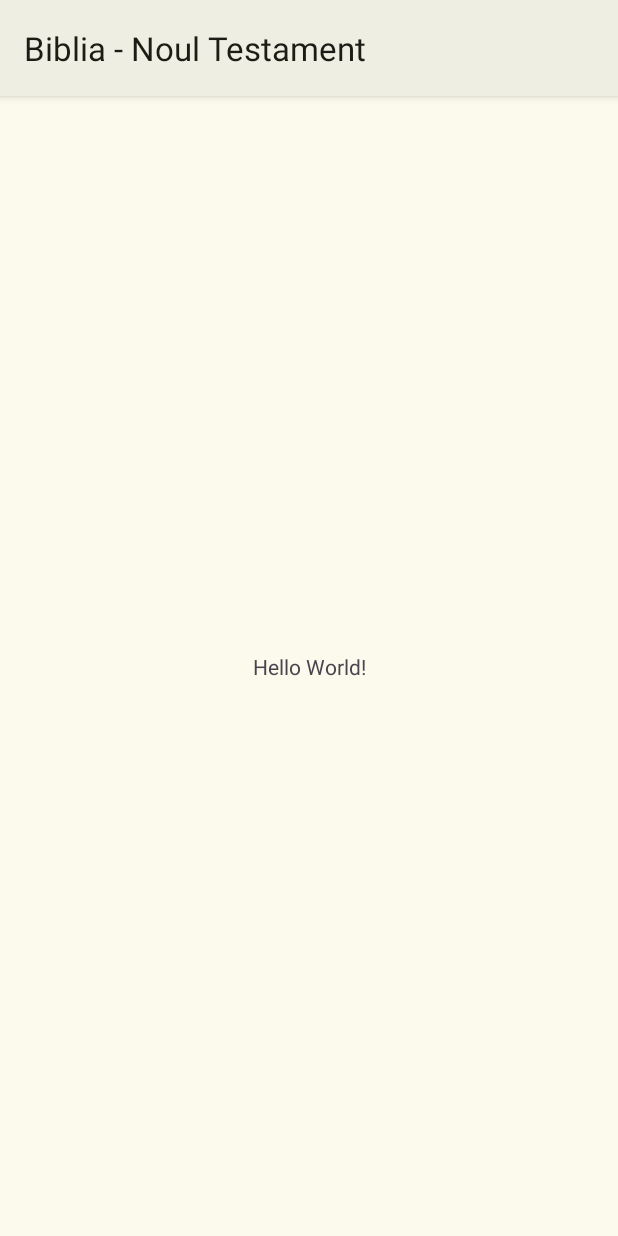
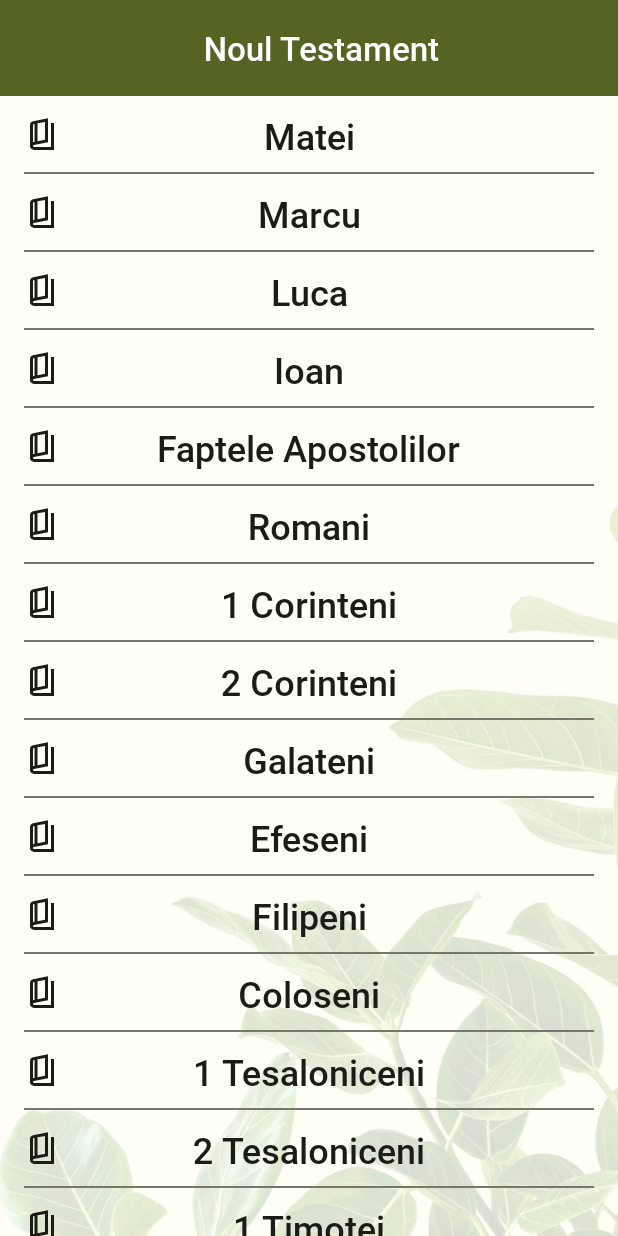
Before and after one commit to vitp15/NoulTestament_Android, an Android app: the screen it shows after launch (MainActivity), on a phone screen of 412 x 824 dp. Run offline under Robolectric (Android 15) with nearby library versions, the phone set to English and light mode, and no system bars.

Commit message:
Book list

```diff
--- a/app/src/main/java/com/example/noultestament/MainActivity.java
+++ b/app/src/main/java/com/example/noultestament/MainActivity.java
@@ -1,24 +1,32 @@
 package com.example.noultestament;
 
 import android.os.Bundle;
+import android.view.LayoutInflater;
+import android.widget.TextView;
 
 import androidx.activity.EdgeToEdge;
 import androidx.appcompat.app.AppCompatActivity;
+import androidx.appcompat.widget.Toolbar;
 import androidx.core.graphics.Insets;
 import androidx.core.view.ViewCompat;
 import androidx.core.view.WindowInsetsCompat;
+import androidx.recyclerview.widget.LinearLayoutManager;
+import androidx.recyclerview.widget.RecyclerView;
+
+import com.example.noultestament.adapters.BookAdapter;
+import com.example.noultestament.utils.Storage;
 
 public class MainActivity extends AppCompatActivity {
 
     @Override
     protected void onCreate(Bundle savedInstanceState) {
         super.onCreate(savedInstanceState);
-        EdgeToEdge.enable(this);
         setContentView(R.layout.activity_main);
-        ViewCompat.setOnApplyWindowInsetsListener(findViewById(R.id.main), (v, insets) -> {
-            Insets systemBars = insets.getInsets(WindowInsetsCompat.Type.systemBars());
-            v.setPadding(systemBars.left, systemBars.top, systemBars.right, systemBars.bottom);
-            return insets;
-        });
+        Toolbar toolbar = findViewById(R.id.toolbar);
+        setSupportActionBar(toolbar);
+        RecyclerView recyclerView = findViewById(R.id.list);
+        recyclerView.setLayoutManager(new LinearLayoutManager(this));
+        BookAdapter adapter = new BookAdapter(Storage.getInstance().getBooks());
+        recyclerView.setAdapter(adapter);
     }
 }
--- /dev/null
+++ b/app/src/main/java/com/example/noultestament/adapters/BookAdapter.java
@@ -0,0 +1,55 @@
+package com.example.noultestament.adapters;
+
+import android.view.LayoutInflater;
+import android.view.View;
+import android.view.ViewGroup;
+import android.widget.TextView;
+
+import androidx.annotation.NonNull;
+import androidx.constraintlayout.widget.ConstraintLayout;
+import androidx.recyclerview.widget.RecyclerView;
+
+import com.example.noultestament.R;
+import com.example.noultestament.utils.Book;
+
+import java.util.List;
+
+public class BookAdapter extends RecyclerView.Adapter<BookAdapter.ViewHolder> {
+    private final List<Book> books;
+
+    public BookAdapter(List<Book> books) {
+        this.books = books;
+    }
+
+    @NonNull
+    @Override
+    public ViewHolder onCreateViewHolder(@NonNull ViewGroup parent, int viewType) {
+        View view = LayoutInflater.from(parent.getContext()).inflate(R.layout.book_item, parent, false);
+        return new ViewHolder((ViewGroup) view);
+    }
+
+    @Override
+    public void onBindViewHolder(@NonNull ViewHolder holder, int position) {
+        Book book = books.get(position);
+        holder.bookName.setText(book.getName());
+        holder.layout.setOnClickListener(v -> {
+
+        });
+    }
+
+    @Override
+    public int getItemCount() {
+        return books.size();
+    }
+
+    public static class ViewHolder extends RecyclerView.ViewHolder {
+        TextView bookName;
+        ConstraintLayout layout;
+
+        public ViewHolder(@NonNull ViewGroup parent) {
+            super(parent);
+            bookName = parent.findViewById(R.id.name);
+            layout = parent.findViewById(R.id.book_item);
+        }
+    }
+}
--- /dev/null
+++ b/app/src/main/java/com/example/noultestament/utils/Book.java
@@ -0,0 +1,33 @@
+package com.example.noultestament.utils;
+
+import java.util.HashMap;
+
+public class Book {
+    private final String name;
+    private final int chapters;
+    private final int order;
+    private final HashMap<Integer, Boolean> hasNotes;
+
+    public Book(String name, int chapters, int order) {
+        this.name = name;
+        this.chapters = chapters;
+        this.order = order;
+        this.hasNotes = new HashMap<>();
+    }
+
+    public String getName() {
+        return name;
+    }
+
+    public int getChapters() {
+        return chapters;
+    }
+
+    public int getOrder() {
+        return order;
+    }
+
+    public void setHasNotes(int chapter, boolean hasNotes) {
+        this.hasNotes.put(chapter, hasNotes);
+    }
+}
--- /dev/null
+++ b/app/src/main/java/com/example/noultestament/utils/Storage.java
@@ -0,0 +1,52 @@
+package com.example.noultestament.utils;
+
+import java.util.ArrayList;
+
+public class Storage {
+    private final static Storage instance = new Storage();
+    private final ArrayList<Book> books;
+
+    private Storage() {
+        books = getALLBooks();
+    }
+
+    public static Storage getInstance() {
+        return instance;
+    }
+
+    public ArrayList<Book> getBooks() {
+        return books;
+    }
+
+    private ArrayList<Book> getALLBooks() {
+        ArrayList<Book> books = new ArrayList<>();
+        books.add(new Book("Matei", 28, 1));
+        books.add(new Book("Marcu", 16, 2));
+        books.add(new Book("Luca", 24, 3));
+        books.add(new Book("Ioan", 21, 4));
+        books.add(new Book("Faptele Apostolilor", 28, 5));
+        books.add(new Book("Romani", 16, 6));
+        books.add(new Book("1 Corinteni", 16, 7));
+        books.add(new Book("2 Corinteni", 13, 8));
+        books.add(new Book("Galateni", 6, 9));
+        books.add(new Book("Efeseni", 6, 10));
+        books.add(new Book("Filipeni", 4, 11));
+        books.add(new Book("Coloseni", 4, 12));
+        books.add(new Book("1 Tesaloniceni", 5, 13));
+        books.add(new Book("2 Tesaloniceni", 3, 14));
+        books.add(new Book("1 Timotei", 6, 15));
+        books.add(new Book("2 Timotei", 4, 16));
+        books.add(new Book("Tit", 3, 17));
+        books.add(new Book("Filimon", 1, 18));
+        books.add(new Book("Evrei", 13, 19));
+        books.add(new Book("Iacov", 5, 20));
+        books.add(new Book("1 Petru", 5, 21));
+        books.add(new Book("2 Petru", 3, 22));
+        books.add(new Book("1 Ioan", 5, 23));
+        books.add(new Book("2 Ioan", 1, 24));
+        books.add(new Book("3 Ioan", 1, 25));
+        books.add(new Book("Iuda", 1, 26));
+        books.add(new Book("Apocalipsa", 22, 27));
+        return books;
+    }
+}
--- /dev/null
+++ b/app/src/main/res/drawable/list_click.xml
@@ -0,0 +1,5 @@
+<?xml version="1.0" encoding="utf-8"?>
+<selector xmlns:android="http://schemas.android.com/apk/res/android">
+    <item android:drawable="@color/pressed" android:state_pressed="true"/>
+    <item android:drawable="@color/transparent"/>
+</selector>
--- a/app/src/main/res/layout/activity_main.xml
+++ b/app/src/main/res/layout/activity_main.xml
@@ -7,13 +7,47 @@
     android:layout_height="match_parent"
     tools:context=".MainActivity">
 
-    <TextView
-        android:layout_width="wrap_content"
-        android:layout_height="wrap_content"
-        android:text="Hello World!"
-        app:layout_constraintBottom_toBottomOf="parent"
-        app:layout_constraintEnd_toEndOf="parent"
-        app:layout_constraintStart_toStartOf="parent"
-        app:layout_constraintTop_toTopOf="parent" />
+    <androidx.appcompat.widget.Toolbar
+        android:id="@+id/toolbar"
+        android:layout_width="match_parent"
+        android:layout_height="?attr/actionBarSize"
+        android:background="?attr/colorPrimary"
+        app:layout_constraintTop_toTopOf="parent">
 
+        <TextView
+            android:layout_width="match_parent"
+            android:layout_height="wrap_content"
+            android:fontFamily="@font/roboto_medium"
+            android:text="@string/new_testament"
+            android:textAlignment="center"
+            android:textColor="@color/onPrimary"
+            android:textSize="22sp" />
+    </androidx.appcompat.widget.Toolbar>
+
+    <RelativeLayout
+        android:layout_width="match_parent"
+        android:layout_height="match_parent"
+        android:layout_marginTop="?attr/actionBarSize">
+
+        <ImageView
+            android:layout_width="match_parent"
+            android:layout_height="match_parent"
+            android:importantForAccessibility="no"
+            android:scaleType="centerCrop"
+            android:src="@drawable/books_wallpaper" />
+
+        <LinearLayout
+            android:layout_width="match_parent"
+            android:layout_height="match_parent"
+            android:background="@color/above_wallpaper" />
+    </RelativeLayout>
+
+    <androidx.recyclerview.widget.RecyclerView
+        android:id="@+id/list"
+        android:layout_width="match_parent"
+        android:layout_height="match_parent"
+        android:layout_marginHorizontal="16dp"
+        android:layout_marginTop="?attr/actionBarSize"
+        app:layout_constraintWidth_max="700dp"
+        app:layout_constraintTop_toBottomOf="@id/toolbar" />
 </androidx.constraintlayout.widget.ConstraintLayout>
--- /dev/null
+++ b/app/src/main/res/layout/book_item.xml
@@ -0,0 +1,40 @@
+<?xml version="1.0" encoding="utf-8"?>
+<androidx.constraintlayout.widget.ConstraintLayout xmlns:android="http://schemas.android.com/apk/res/android"
+    xmlns:app="http://schemas.android.com/apk/res-auto"
+    xmlns:tools="http://schemas.android.com/tools"
+    android:id="@+id/book_item"
+    android:layout_width="match_parent"
+    android:layout_height="52dp"
+    android:background="@drawable/list_click">
+
+    <ImageView
+        android:id="@+id/imageView"
+        android:layout_width="wrap_content"
+        android:layout_height="wrap_content"
+        android:src="@drawable/book"
+        app:layout_constraintBottom_toBottomOf="parent"
+        app:layout_constraintStart_toStartOf="parent"
+        app:layout_constraintTop_toTopOf="parent" />
+
+    <TextView
+        android:id="@+id/name"
+        android:layout_width="wrap_content"
+        android:layout_height="wrap_content"
+        android:autoSizeMinTextSize="18sp"
+        android:fontFamily="@font/roboto_medium"
+        android:paddingHorizontal="24dp"
+        android:text="Numele cartii"
+        android:textColor="@color/onSurface"
+        android:textSize="24sp"
+        app:layout_constraintBottom_toBottomOf="parent"
+        app:layout_constraintEnd_toEndOf="parent"
+        app:layout_constraintStart_toStartOf="parent"
+        app:layout_constraintTop_toTopOf="parent"
+        tools:ignore="HardcodedText" />
+
+    <LinearLayout
+        android:layout_width="match_parent"
+        android:layout_height="1dp"
+        android:background="@color/outline"
+        app:layout_constraintBottom_toBottomOf="parent" />
+</androidx.constraintlayout.widget.ConstraintLayout>
--- a/app/src/main/res/values-night/themes.xml
+++ b/app/src/main/res/values-night/themes.xml
@@ -1,5 +1,7 @@
 <resources>
-    <style name="Theme.NoulTestament" parent="Theme.Material3.Dark">
+    <style name="Theme.NoulTestament" parent="Theme.Material3.Dark.NoActionBar">
+        <item name="android:fontFamily">@font/roboto_regular</item>
+        <item name="actionBarStyle">@style/CustomActionBar</item>
         <item name="colorPrimary">@color/primary</item>
         <item name="colorOnPrimary">@color/onPrimary</item>
         <item name="colorPrimaryContainer">@color/primaryContainer</item>
--- a/app/src/main/res/values/colors.xml
+++ b/app/src/main/res/values/colors.xml
@@ -3,6 +3,9 @@
     <color name="white">#FFFFFF</color>
     <color name="notesColor">#CCB06C</color>
     <color name="notesColorLow">#7A6229</color>
+    <color name="above_wallpaper">#D9FFFFF6</color>
+    <color name="transparent">#00000000</color>
+    <color name="pressed">#1A000000</color>
     <color name="primary">#556423</color>
     <color name="onPrimary">#FFFFFF</color>
     <color name="primaryContainer">#D8EB9A</color>
--- a/app/src/main/res/values/strings.xml
+++ b/app/src/main/res/values/strings.xml
@@ -1,3 +1,4 @@
 <resources>
     <string name="app_name">Biblia - Noul Testament</string>
+    <string name="new_testament">Noul Testament</string>
 </resources>
--- /dev/null
+++ b/app/src/main/res/values/styles.xml
@@ -0,0 +1,13 @@
+<?xml version="1.0" encoding="utf-8"?>
+<resources>
+    <style name="CustomActionBar" parent="Widget.AppCompat.ActionBar.Solid">
+        <item name="background">@color/primary</item>
+        <item name="titleTextStyle">@style/CustomActionBarTitleText</item>
+    </style>
+
+    <style name="CustomActionBarTitleText" parent="TextAppearance.AppCompat.Widget.ActionBar.Title">
+        <item name="android:textColor">@color/onPrimary</item>
+        <item name="android:textSize">22sp</item>
+        <item name="fontFamily">@font/roboto_medium</item>
+    </style>
+</resources>
--- a/app/src/main/res/values/themes.xml
+++ b/app/src/main/res/values/themes.xml
@@ -1,5 +1,7 @@
 <resources>
-    <style name="Theme.NoulTestament" parent="Theme.Material3.Light">
+    <style name="Theme.NoulTestament" parent="Theme.Material3.Light.NoActionBar">
+        <item name="android:fontFamily">@font/roboto_regular</item>
+        <item name="actionBarStyle">@style/CustomActionBar</item>
         <item name="colorPrimary">@color/primary</item>
         <item name="colorOnPrimary">@color/onPrimary</item>
         <item name="colorPrimaryContainer">@color/primaryContainer</item>
```
Also changed, not shown: app/src/main/res/drawable/audio_wallpaper.jpg (added), app/src/main/res/drawable/books_wallpaper.jpg (added), app/src/main/res/drawable/chapter_wallpaper.jpg (added), 1 other file.
